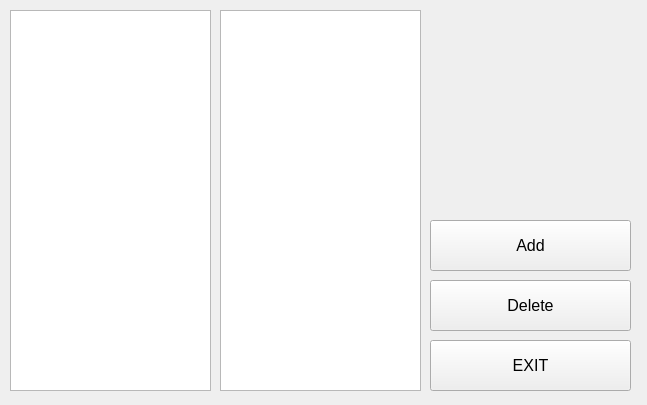
Qt form LandcapeGenVer1/ModeratorWindow.ui (Inlucker/LandscapeTest) before a commit.
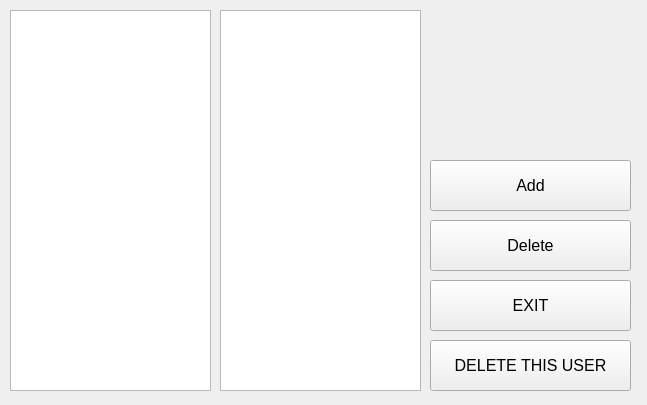
The same form after that commit.

Commit message: added deleteUser methods and triggers for them

```diff
--- a/LandcapeGenVer1/ModeratorWindow.ui
+++ b/LandcapeGenVer1/ModeratorWindow.ui
@@ -17,7 +17,7 @@
    <property name="geometry">
     <rect>
      <x>430</x>
-     <y>340</y>
+     <y>280</y>
      <width>201</width>
      <height>51</height>
     </rect>
@@ -45,7 +45,7 @@
    <property name="geometry">
     <rect>
      <x>430</x>
-     <y>220</y>
+     <y>160</y>
      <width>201</width>
      <height>51</height>
     </rect>
@@ -63,7 +63,7 @@
    <property name="geometry">
     <rect>
      <x>430</x>
-     <y>280</y>
+     <y>220</y>
      <width>201</width>
      <height>51</height>
     </rect>
@@ -87,6 +87,24 @@
     </rect>
    </property>
   </widget>
+  <widget class="QPushButton" name="delete_user_btn">
+   <property name="geometry">
+    <rect>
+     <x>430</x>
+     <y>340</y>
+     <width>201</width>
+     <height>51</height>
+    </rect>
+   </property>
+   <property name="font">
+    <font>
+     <pointsize>12</pointsize>
+    </font>
+   </property>
+   <property name="text">
+    <string>DELETE THIS USER</string>
+   </property>
+  </widget>
  </widget>
  <resources/>
  <connections/>
```
The commit also changes 10 other files.
